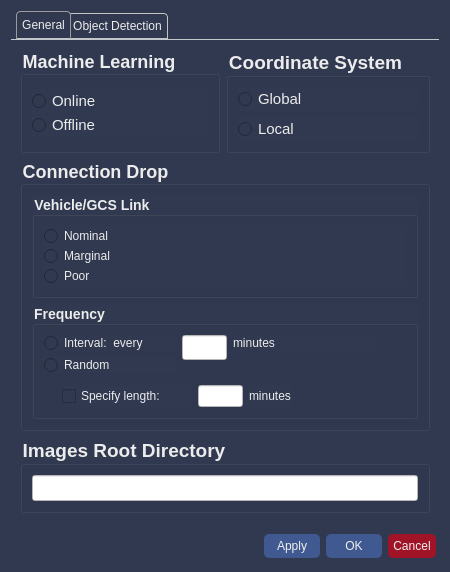
Above: src/rqt_gcs/resources/SettingsWidget.ui from CSUN-SERL/lcar-bot before the change. Below: the same form after it.
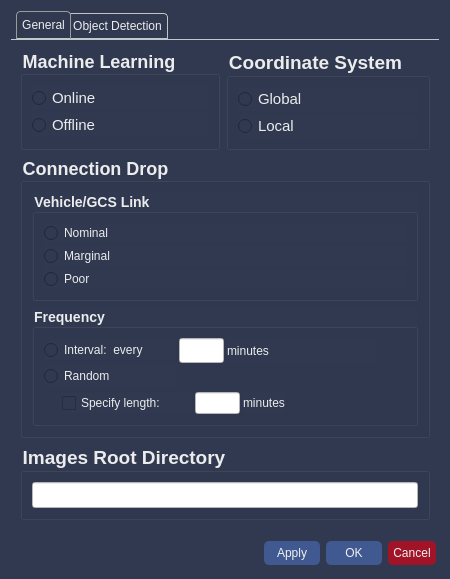
That is the form after the change.

Commit message: cleaned up the settings widget, added code for reading coordinate_system values into the widget

What changed in the file:
```diff
--- a/src/rqt_gcs/resources/SettingsWidget.ui
+++ b/src/rqt_gcs/resources/SettingsWidget.ui
@@ -199,7 +199,7 @@
              <item row="0" column="0">
               <layout class="QVBoxLayout" name="verticalLayout_3">
                <property name="spacing">
-                <number>0</number>
+                <number>3</number>
                </property>
                <property name="sizeConstraint">
                 <enum>QLayout::SetDefaultConstraint</enum>
@@ -235,7 +235,7 @@
             <property name="maximumSize">
              <size>
               <width>16777215</width>
-              <height>115</height>
+              <height>16777215</height>
              </size>
             </property>
             <property name="font">
@@ -261,10 +261,10 @@
              <item row="0" column="0">
               <layout class="QGridLayout" name="gridLayout_6">
                <property name="bottomMargin">
-                <number>6</number>
+                <number>0</number>
                </property>
-               <property name="verticalSpacing">
-                <number>6</number>
+               <property name="spacing">
+                <number>3</number>
                </property>
                <item row="2" column="0">
                 <widget class="QRadioButton" name="random_btn">
@@ -316,6 +316,9 @@
              </item>
              <item row="1" column="0" colspan="6">
               <layout class="QHBoxLayout" name="horizontalLayout_3">
+               <property name="spacing">
+                <number>3</number>
+               </property>
                <property name="leftMargin">
                 <number>18</number>
                </property>
@@ -397,7 +400,7 @@
             <item row="0" column="0">
              <layout class="QVBoxLayout" name="verticalLayout_4">
               <property name="spacing">
-               <number>0</number>
+               <number>3</number>
               </property>
               <item>
                <widget class="QRadioButton" name="online_btn">
@@ -446,6 +449,9 @@
            <layout class="QGridLayout" name="gridLayout_11">
             <item row="0" column="0">
              <layout class="QVBoxLayout" name="verticalLayout_5">
+              <property name="spacing">
+               <number>3</number>
+              </property>
               <item>
                <widget class="QRadioButton" name="global_btn">
                 <property name="font">
```
The commit also changes 4 other files.
